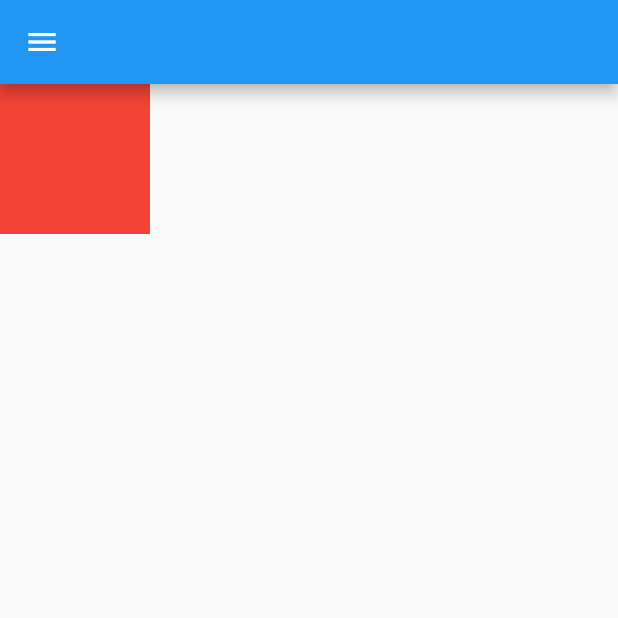
After one commit to treinaweb/treinaweb-flutter-widgets-Interface, a Flutter app: the GestureDetectorView screen opened directly, on a phone screen of 412 x 824 dp, the top half of it. The commit adds this screen. Run offline on Flutter 3.47's test engine with Material 2 defaults, Android fonts, the phone set to English and light mode, and no system bars.

Commit message:
gestureDetector

```diff
--- a/lib/list.dart
+++ b/lib/list.dart
@@ -2,6 +2,7 @@ import 'package:flutter/material.dart';
 import 'package:perfil/index.dart';
 import 'package:perfil/widgets/inputs/checkbox_list_tile.dart';
 import 'package:perfil/widgets/inputs/dropdown_button.dart';
+import 'package:perfil/widgets/inputs/gesture_detector.dart';
 import 'package:perfil/widgets/inputs/slider.dart';
 import 'package:perfil/widgets/inputs/switch_list_tile.dart';
 import 'package:perfil/widgets/inputs/text_elevated_outlined_button.dart';
@@ -71,6 +72,16 @@ class ListMenu {
         },
         child: const Text('Slider'),
       ),
+      TextButton(
+        onPressed: () {
+          Navigator.of(context).pushReplacement(
+            MaterialPageRoute(
+              builder: (ctx) => const GestureDetectorView(),
+            ),
+          );
+        },
+        child: const Text('GestureDetector'),
+      ),
     ];
   }
 }
--- /dev/null
+++ b/lib/widgets/inputs/gesture_detector.dart
@@ -0,0 +1,28 @@
+import 'package:flutter/material.dart';
+import 'package:perfil/list.dart';
+
+class GestureDetectorView extends StatelessWidget {
+  const GestureDetectorView({Key? key}) : super(key: key);
+
+  @override
+  Widget build(BuildContext context) {
+    return Scaffold(
+      drawer: Drawer(
+        child: ListView(
+          children: ListMenu.get(context),
+        ),
+      ),
+      appBar: AppBar(),
+      body: GestureDetector(
+        onTap: () {
+          print('clicou no container');
+        },
+        child: Container(
+          width: 100,
+          height: 100,
+          color: Colors.red,
+        ),
+      ),
+    );
+  }
+}
```
